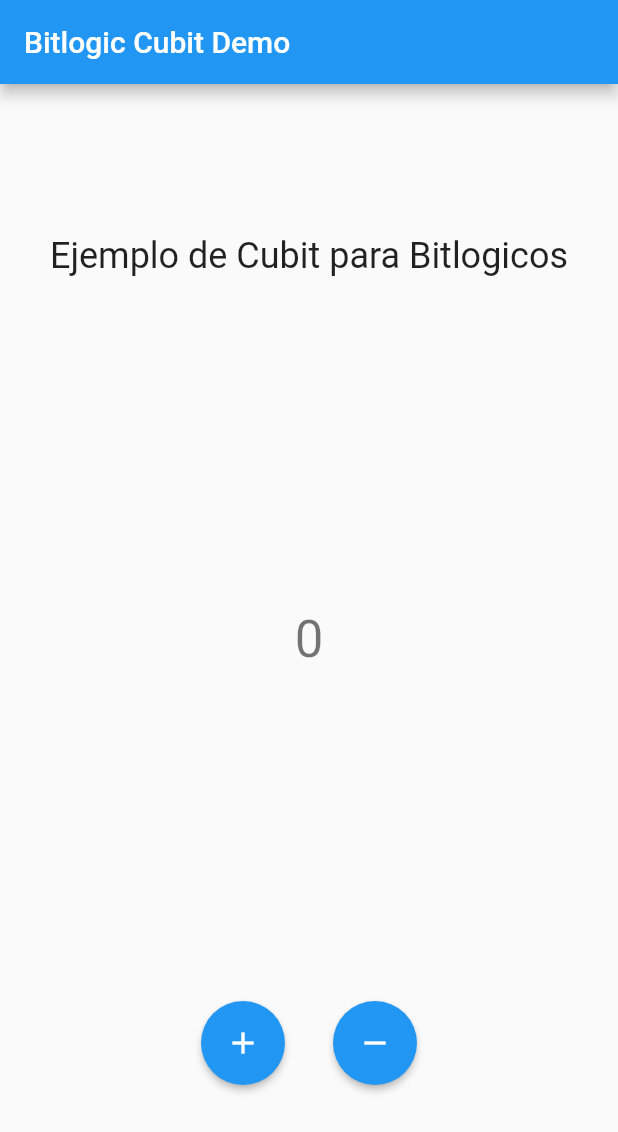
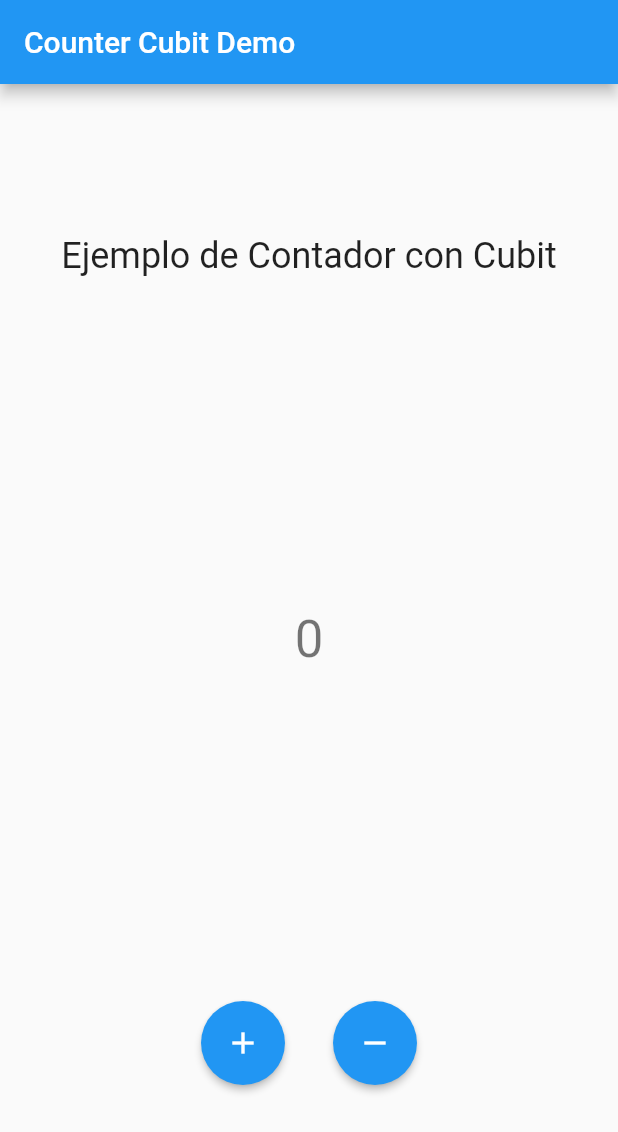
Before and after one commit to colocaps/flutter_counter_cubit_example, a Flutter app: the screen it shows after launch, on a phone screen of 412 x 824 dp. Shown: the top 1132 px of the screen. Run offline on Flutter 3.47's test engine with Material 2 defaults, Android fonts, the phone set to English and light mode, and no system bars; our stand-ins replace equatable, flutter_bloc.

Commit message:
refactor counter cubit

```diff
--- /dev/null
+++ b/core/analysis_options.yaml
@@ -0,0 +1,4 @@
+include: package:flutter_lints/flutter.yaml
+
+# Additional information about this file can be found at
+# https://dart.dev/guides/language/analysis-options
--- /dev/null
+++ b/core/lib/core.dart
@@ -0,0 +1,3 @@
+library core;
+
+export 'package:core/src/widgets/custom_icon_button.dart' show CustomIconButton;
--- a/lib/core/widgets/custom_icon_button.dart
+++ b/core/lib/src/widgets/custom_icon_button.dart
@@ -17,9 +17,9 @@
       onPressed: _onPressed,
       color: Colors.blue,
       textColor: Colors.white,
-      child: _icon,
       padding: const EdgeInsets.all(16),
       shape: const CircleBorder(),
+      child: _icon,
     );
   }
 }
--- a/lib/main.dart
+++ b/lib/main.dart
@@ -1,6 +1,4 @@
-import 'package:ejemplo_cubit_clean_arch/bussines_logic/counter_cubit/counter_cubit.dart';
-import 'package:ejemplo_cubit_clean_arch/presentation/counter_component/counter_text_component.dart';
-import 'package:ejemplo_cubit_clean_arch/presentation/widgets/build_counter.dart';
+import 'package:ejemplo_cubit_clean_arch/pages/counter_page.dart';
 import 'package:flutter/material.dart';
 
 void main() {
@@ -14,44 +12,13 @@
   Widget build(BuildContext context) {
     return MaterialApp(
       debugShowCheckedModeBanner: false,
-      title: 'BL Cubit Demo',
+      title: 'Counter Cubit Demo',
       theme: ThemeData(
         primarySwatch: Colors.blue,
       ),
-      home: const MyHomePage(
-        title: 'Bitlogic Cubit Demo',
+      home: const CounterPage(
+        title: 'Counter Cubit Demo',
       ),
     );
   }
 }
-
-class MyHomePage extends StatefulWidget {
-  const MyHomePage({
-    Key? key,
-    required this.title,
-  }) : super(key: key);
-
-  final String title;
-
-  @override
-  State<MyHomePage> createState() => _MyHomePageState();
-}
-
-class _MyHomePageState extends State<MyHomePage> {
-  @override
-  Widget build(BuildContext context) {
-    var counterCubit = CounterCubit();
-    return Scaffold(
-      appBar: AppBar(
-        title: Text(widget.title),
-      ),
-      body: BuildConter(
-        counterTextComponent: CounterTextComponent(
-          counterCubit: counterCubit,
-        ),
-        onDecrementPressed: () => counterCubit.decrementValue(),
-        onIncrementPressed: () => counterCubit.incrementValue(),
-      ),
-    );
-  }
-}
--- /dev/null
+++ b/lib/pages/counter_page.dart
@@ -0,0 +1,29 @@
+import 'package:ejemplo_cubit_clean_arch/bussines_logic/counter_cubit/counter_cubit.dart';
+import 'package:ejemplo_cubit_clean_arch/presentation/counter_component/counter_text_component.dart';
+import 'package:ejemplo_cubit_clean_arch/presentation/widgets/build_counter.dart';
+import 'package:flutter/material.dart';
+
+class CounterPage extends StatelessWidget {
+  final String title;
+  const CounterPage({
+    Key? key,
+    required this.title,
+  }) : super(key: key);
+
+  @override
+  Widget build(BuildContext context) {
+    var counterCubit = CounterCubit();
+    return Scaffold(
+      appBar: AppBar(
+        title: Text(title),
+      ),
+      body: BuildConter(
+        counterTextComponent: CounterTextComponent(
+          counterCubit: counterCubit,
+        ),
+        onDecrementPressed: () => counterCubit.decrementValue(),
+        onIncrementPressed: () => counterCubit.incrementValue(),
+      ),
+    );
+  }
+}
--- a/lib/presentation/counter_component/counter_text_component.dart
+++ b/lib/presentation/counter_component/counter_text_component.dart
@@ -1,5 +1,5 @@
+import 'package:core/core.dart';
 import 'package:ejemplo_cubit_clean_arch/bussines_logic/counter_cubit/counter_cubit.dart';
-import 'package:ejemplo_cubit_clean_arch/core/widgets/custom_icon_button.dart';
 import 'package:flutter/material.dart';
 import 'package:flutter_bloc/flutter_bloc.dart';
 
--- a/lib/presentation/widgets/build_counter.dart
+++ b/lib/presentation/widgets/build_counter.dart
@@ -1,4 +1,4 @@
-import 'package:ejemplo_cubit_clean_arch/core/widgets/custom_icon_button.dart';
+import 'package:core/core.dart';
 import 'package:flutter/material.dart';
 
 class BuildConter extends StatelessWidget {
@@ -23,7 +23,7 @@
         mainAxisAlignment: MainAxisAlignment.spaceEvenly,
         children: <Widget>[
           Text(
-            'Ejemplo de Cubit para Bitlogicos',
+            'Ejemplo de Contador con Cubit',
             style: Theme.of(context).textTheme.headline5,
           ),
           const SizedBox(
--- a/pubspec.yaml
+++ b/pubspec.yaml
@@ -3,7 +3,7 @@
 
 # The following line prevents the package from being accidentally published to
 # pub.dev using `flutter pub publish`. This is preferred for private packages.
-publish_to: 'none' # Remove this line if you wish to publish to pub.dev
+publish_to: "none" # Remove this line if you wish to publish to pub.dev
 
 # The following defines the version and build number for your application.
 # A version number is three numbers separated by dots, like 1.2.43
@@ -30,12 +30,13 @@
   flutter:
     sdk: flutter
 
-
   # The following adds the Cupertino Icons font to your application.
   # Use with the CupertinoIcons class for iOS style icons.
   cupertino_icons: ^1.0.2
   flutter_bloc: ^8.1.1
   equatable: ^2.0.5
+  core:
+    path: ./core
 
 dev_dependencies:
   flutter_test:
@@ -53,7 +54,6 @@
 
 # The following section is specific to Flutter.
 flutter:
-
   # The following line ensures that the Material Icons font is
   # included with your application, so that you can use the icons in
   # the material Icons class.
```
Also changed, not shown: core/pubspec.yaml (added, +54 -0 lines), pubspec.lock, 19 other files.
